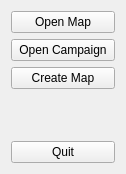
The window that startupdialog.ui (Palmik/MazeMan) describes before a commit, drawn with Qt 5.
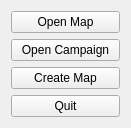
The same window after the commit.

What changed in the file:
```diff
--- a/startupdialog.ui
+++ b/startupdialog.ui
@@ -6,8 +6,8 @@
    <rect>
     <x>0</x>
     <y>0</y>
-    <width>126</width>
-    <height>174</height>
+    <width>131</width>
+    <height>112</height>
    </rect>
   </property>
   <property name="windowTitle">
@@ -35,6 +35,13 @@
      </property>
     </widget>
    </item>
+   <item>
+    <widget class="QPushButton" name="quit">
+     <property name="text">
+      <string>Quit</string>
+     </property>
+    </widget>
+   </item>
    <item>
     <spacer name="verticalSpacer">
      <property name="orientation">
@@ -48,13 +55,6 @@
      </property>
     </spacer>
    </item>
-   <item>
-    <widget class="QPushButton" name="quit">
-     <property name="text">
-      <string>Quit</string>
-     </property>
-    </widget>
-   </item>
   </layout>
  </widget>
  <resources/>
```
